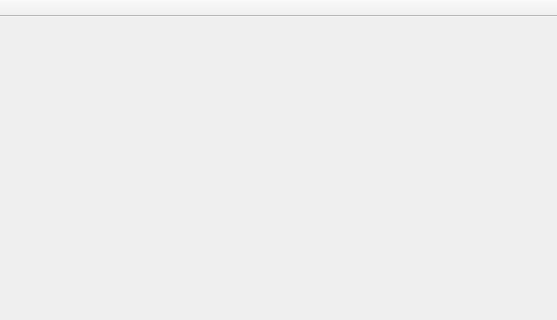
Before: the Qt Designer form mainwindow.ui in DLohmann/MesaDroneGoogleMap, drawn with Qt 5; both pictures show x 675 to 1232 and y 0 to 320 of the 1232 by 730 pixel window.
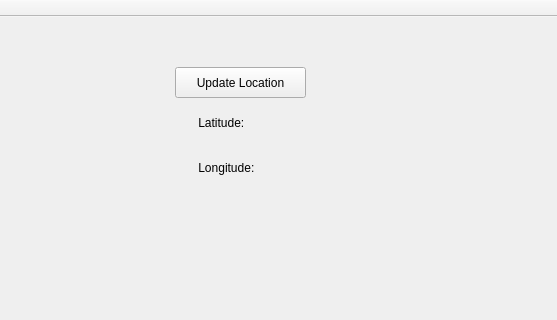
After: the same form once the commit is applied.

```diff
--- a/mainwindow.ui
+++ b/mainwindow.ui
@@ -38,6 +38,51 @@
      <string>Map Status...</string>
     </property>
    </widget>
+   <widget class="QPushButton" name="pushButton">
+    <property name="geometry">
+     <rect>
+      <x>850</x>
+      <y>50</y>
+      <width>131</width>
+      <height>31</height>
+     </rect>
+    </property>
+    <property name="text">
+     <string>Update Location</string>
+    </property>
+   </widget>
+   <widget class="QLabel" name="label">
+    <property name="geometry">
+     <rect>
+      <x>860</x>
+      <y>90</y>
+      <width>111</width>
+      <height>31</height>
+     </rect>
+    </property>
+    <property name="autoFillBackground">
+     <bool>true</bool>
+    </property>
+    <property name="text">
+     <string>    Latitude: </string>
+    </property>
+   </widget>
+   <widget class="QLabel" name="label_2">
+    <property name="geometry">
+     <rect>
+      <x>860</x>
+      <y>130</y>
+      <width>121</width>
+      <height>41</height>
+     </rect>
+    </property>
+    <property name="autoFillBackground">
+     <bool>true</bool>
+    </property>
+    <property name="text">
+     <string>    Longitude: </string>
+    </property>
+   </widget>
   </widget>
   <widget class="QMenuBar" name="menuBar">
    <property name="geometry">
```
Left out of the diff: 2 changed lines with no effect on the pictures.
